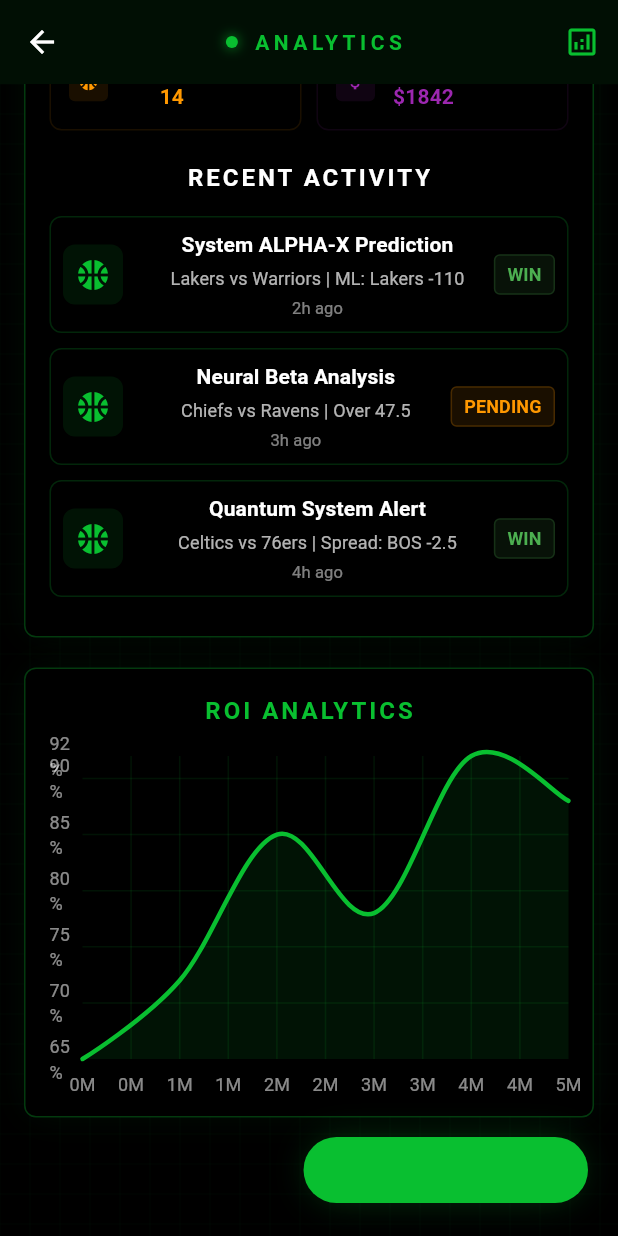
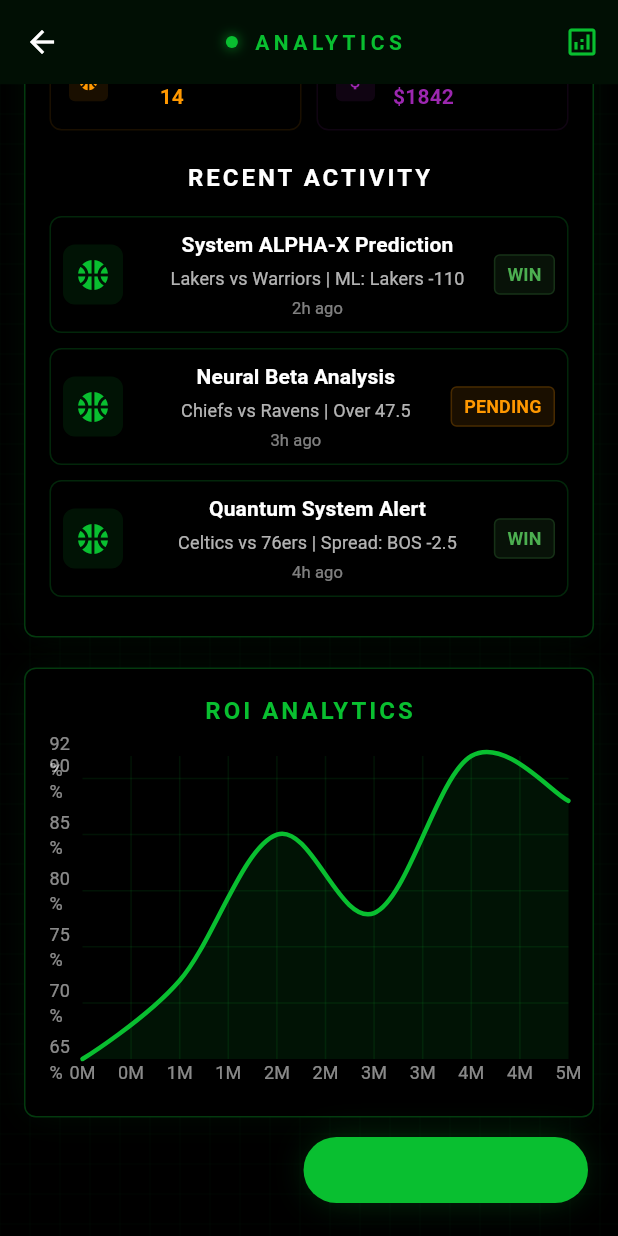
Before and after one commit to jwgillispie/sysan, a Flutter app: the SystemsPage screen opened by its route, scrolled down 576 dp, on a phone screen of 412 x 824 dp. Run offline on Flutter 3.47's test engine with Material 3 defaults, Android fonts, the phone set to English and light mode, and no system bars; drawn by our look-alikes of fl_chart; our stand-ins replace bloc, equatable, flutter_bloc, persistent_bottom_nav_bar_v2, shared_preferences, video_player and 2 more; accounts and stored records are empty.

Commit message:
rio chart needed update for new dependency

```diff
--- a/upsilon_sa/lib/features/systems/ui/components/roi_chart_section.dart
+++ b/upsilon_sa/lib/features/systems/ui/components/roi_chart_section.dart
@@ -74,14 +74,14 @@ class ROIChartSection extends StatelessWidget {
                     sideTitles: SideTitles(
                       showTitles: true,
                       reservedSize: 22,
-                      getTitlesWidget: (value, meta) {
-                        const style = TextStyle(
-                          color: Colors.white54,
-                          fontSize: 12,
-                        );
-                        return SideTitleWidget(
-                          axisSide: meta.axisSide,
-                          child: Text('${value.toInt()}M', style: style),
+                      // Using a simple Text widget directly instead of SideTitleWidget
+                      getTitlesWidget: (double value, TitleMeta meta) {
+                        return Text(
+                          '${value.toInt()}M',
+                          style: const TextStyle(
+                            color: Colors.white54,
+                            fontSize: 12,
+                          ),
                         );
                       },
                     ),
@@ -89,7 +89,7 @@ class ROIChartSection extends StatelessWidget {
                   leftTitles: AxisTitles(
                     sideTitles: SideTitles(
                       showTitles: true,
-                      getTitlesWidget: (value, meta) {
+                      getTitlesWidget: (double value, TitleMeta meta) {
                         return Text(
                           '${value.toInt()}%',
                           style: const TextStyle(
--- a/upsilon_sa/pubspec.yaml
+++ b/upsilon_sa/pubspec.yaml
@@ -38,11 +38,11 @@ dependencies:
   bloc:
   video_player: ^2.2.11
   youtube_player_flutter: ^9.1.1
-  fl_chart: ^0.69.0
   google_fonts: ^6.1.0
   flutter_animate: ^4.2.0  # For sophisticated animations
   shimmer: ^3.0.0
   flutter_inappwebview: ^6.1.5
+  fl_chart: ^0.70.2
 
 
 
```
Also changed, not shown: upsilon_sa/lib/core/widgets/electronic_scoreboard.dart (+11 -5 lines), upsilon_sa/pubspec.lock.
